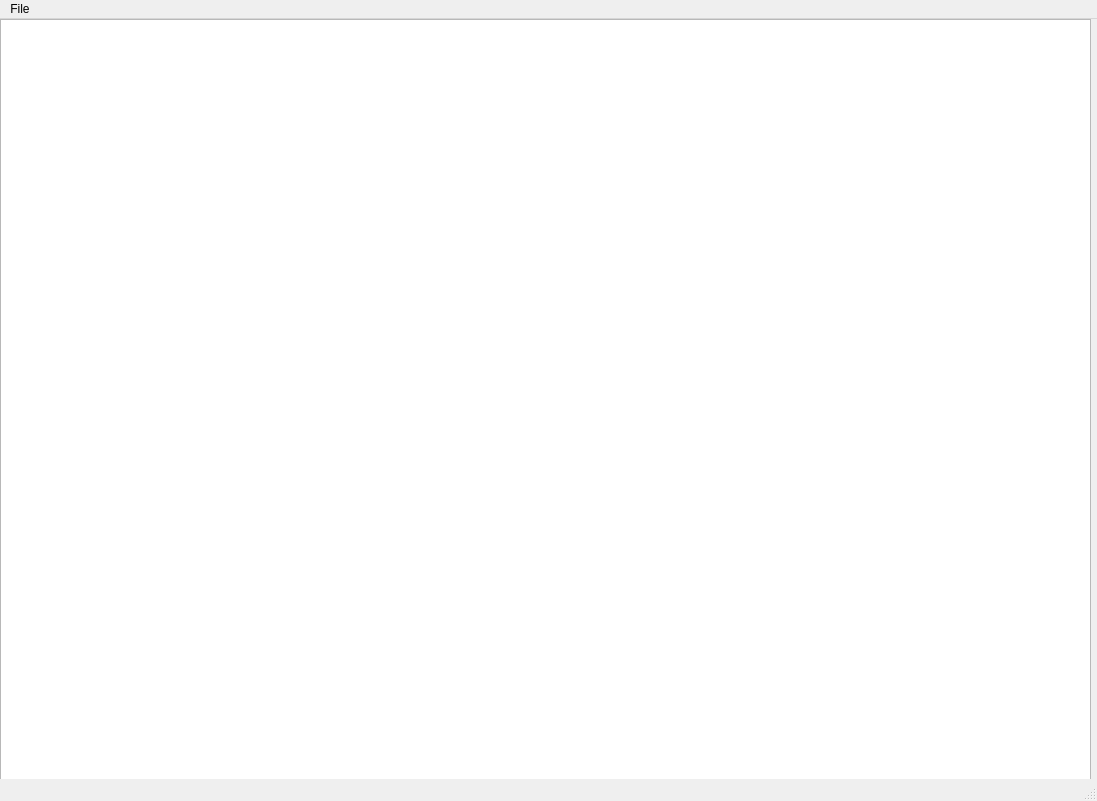
Old version of the form untitled.ui in the repository VJalal/Text-Editor.
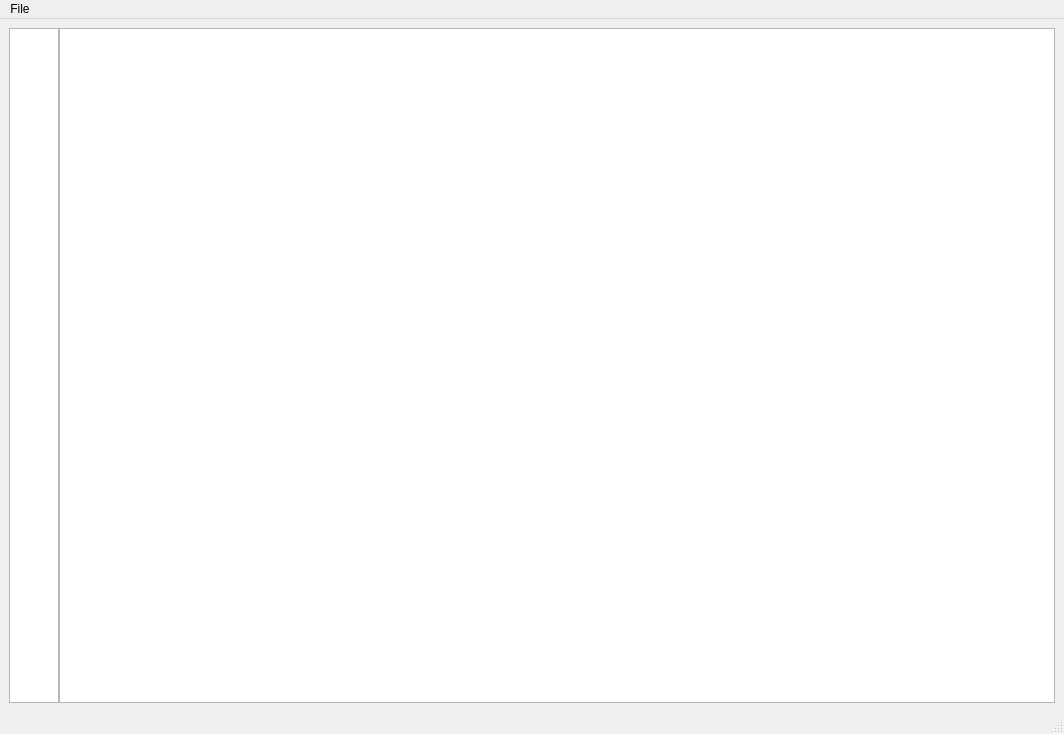
New version of the form.

Commit message: Added scrolling line numbers.

Patch:
```diff
--- a/untitled.ui
+++ b/untitled.ui
@@ -6,34 +6,76 @@
    <rect>
     <x>0</x>
     <y>0</y>
-    <width>1097</width>
-    <height>801</height>
+    <width>1064</width>
+    <height>734</height>
    </rect>
   </property>
   <property name="windowTitle">
    <string>MainWindow</string>
   </property>
   <widget class="QWidget" name="centralwidget">
-   <widget class="QPlainTextEdit" name="plainTextEdit">
-    <property name="geometry">
-     <rect>
-      <x>0</x>
-      <y>0</y>
-      <width>1091</width>
-      <height>771</height>
-     </rect>
-    </property>
-    <property name="plainText">
-     <string/>
-    </property>
-   </widget>
+   <layout class="QGridLayout" name="gridLayout">
+    <item row="0" column="0">
+     <layout class="QHBoxLayout" name="horizontalLayout_2" stretch="1,1">
+      <property name="spacing">
+       <number>0</number>
+      </property>
+      <property name="sizeConstraint">
+       <enum>QLayout::SetDefaultConstraint</enum>
+      </property>
+      <item>
+       <widget class="QTextEdit" name="Numbers">
+        <property name="sizePolicy">
+         <sizepolicy hsizetype="Maximum" vsizetype="Expanding">
+          <horstretch>0</horstretch>
+          <verstretch>0</verstretch>
+         </sizepolicy>
+        </property>
+        <property name="maximumSize">
+         <size>
+          <width>50</width>
+          <height>16777215</height>
+         </size>
+        </property>
+        <property name="verticalScrollBarPolicy">
+         <enum>Qt::ScrollBarAlwaysOff</enum>
+        </property>
+        <property name="horizontalScrollBarPolicy">
+         <enum>Qt::ScrollBarAlwaysOff</enum>
+        </property>
+        <property name="html">
+         <string>&lt;!DOCTYPE HTML PUBLIC &quot;-//W3C//DTD HTML 4.0//EN&quot; &quot;http://www.w3.org/TR/REC-html40/strict.dtd&quot;&gt;
+&lt;html&gt;&lt;head&gt;&lt;meta name=&quot;qrichtext&quot; content=&quot;1&quot; /&gt;&lt;style type=&quot;text/css&quot;&gt;
+p, li { white-space: pre-wrap; }
+&lt;/style&gt;&lt;/head&gt;&lt;body style=&quot; font-family:'MS Shell Dlg 2'; font-size:8.25pt; font-weight:400; font-style:normal;&quot;&gt;
+&lt;p align=&quot;right&quot; style=&quot;-qt-paragraph-type:empty; margin-top:0px; margin-bottom:0px; margin-left:0px; margin-right:0px; -qt-block-indent:0; text-indent:0px;&quot;&gt;&lt;br /&gt;&lt;/p&gt;&lt;/body&gt;&lt;/html&gt;</string>
+        </property>
+       </widget>
+      </item>
+      <item>
+       <widget class="QTextEdit" name="TextBox">
+        <property name="lineWrapMode">
+         <enum>QTextEdit::NoWrap</enum>
+        </property>
+        <property name="html">
+         <string>&lt;!DOCTYPE HTML PUBLIC &quot;-//W3C//DTD HTML 4.0//EN&quot; &quot;http://www.w3.org/TR/REC-html40/strict.dtd&quot;&gt;
+&lt;html&gt;&lt;head&gt;&lt;meta name=&quot;qrichtext&quot; content=&quot;1&quot; /&gt;&lt;style type=&quot;text/css&quot;&gt;
+p, li { white-space: pre-wrap; }
+&lt;/style&gt;&lt;/head&gt;&lt;body style=&quot; font-family:'MS Shell Dlg 2'; font-size:8.25pt; font-weight:400; font-style:normal;&quot;&gt;
+&lt;p style=&quot;-qt-paragraph-type:empty; margin-top:0px; margin-bottom:0px; margin-left:0px; margin-right:0px; -qt-block-indent:0; text-indent:0px;&quot;&gt;&lt;br /&gt;&lt;/p&gt;&lt;/body&gt;&lt;/html&gt;</string>
+        </property>
+       </widget>
+      </item>
+     </layout>
+    </item>
+   </layout>
   </widget>
   <widget class="QMenuBar" name="menubar">
    <property name="geometry">
     <rect>
      <x>0</x>
      <y>0</y>
-     <width>1097</width>
+     <width>1064</width>
      <height>21</height>
     </rect>
    </property>
```
The commit also changes 1 other file.
